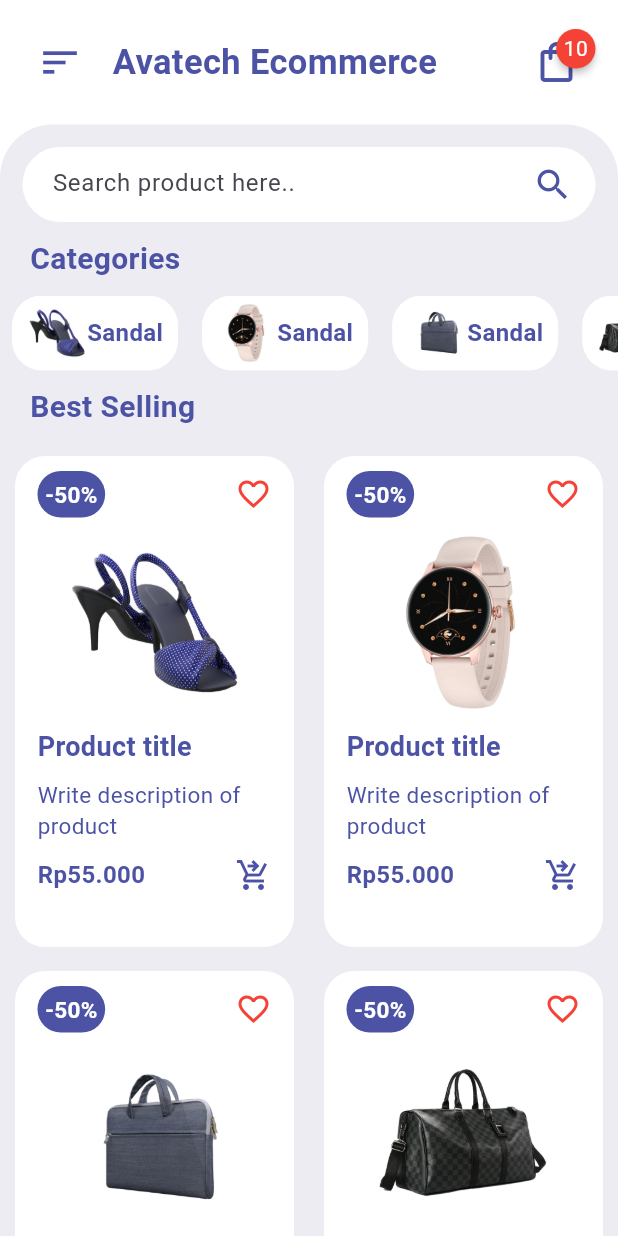
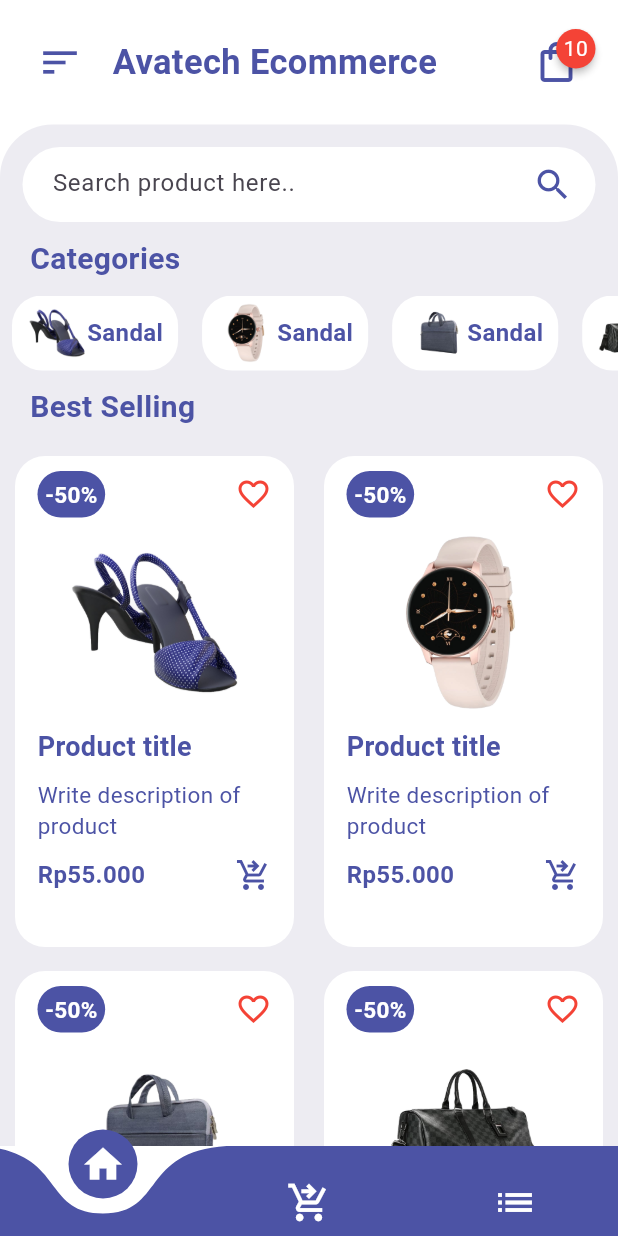
Before and after one commit to romijulianto/avt-ecommerce-flutter, a Flutter app: the screen it shows after launch, on a phone screen of 412 x 824 dp. Run offline on Flutter 3.47's test engine with Material 3 defaults, Android fonts, the phone set to English and light mode, and no system bars; drawn by our look-alikes of badges, curved_navigation_bar.

Commit message:
feat: add navigation bar curved

```diff
--- a/lib/pages/HomePage.dart
+++ b/lib/pages/HomePage.dart
@@ -1,3 +1,4 @@
+import 'package:curved_navigation_bar/curved_navigation_bar.dart';
 import 'package:ecommerce_avatech/widget/CategoriesWidget.dart';
 import 'package:ecommerce_avatech/widget/HomeAppBar.dart';
 import 'package:ecommerce_avatech/widget/ItemsWidget.dart';
@@ -92,7 +93,30 @@
           ),
         ),
       ],
-    )
+      ),
+      bottomNavigationBar: CurvedNavigationBar(
+        backgroundColor: Colors.transparent,
+        onTap: (index) {},
+        height: 60,
+        color: const Color(0XFF4C53A5),
+        items: const [
+          Icon(
+            Icons.home,
+            size: 30,
+            color: Colors.white,
+          ),
+          Icon(
+            Icons.shopping_cart_checkout_outlined,
+            size: 30,
+            color: Colors.white,
+          ),
+          Icon(
+            Icons.list,
+            size: 30,
+            color: Colors.white,
+          ),
+        ],
+      ),
     );
   }
 }
--- a/pubspec.yaml
+++ b/pubspec.yaml
@@ -36,6 +36,7 @@
   # Use with the CupertinoIcons class for iOS style icons.
   cupertino_icons: ^1.0.2
   badges: ^3.1.2
+  curved_navigation_bar: ^1.0.3
 
 dev_dependencies:
   flutter_test:
```
Also changed, not shown: pubspec.lock.
